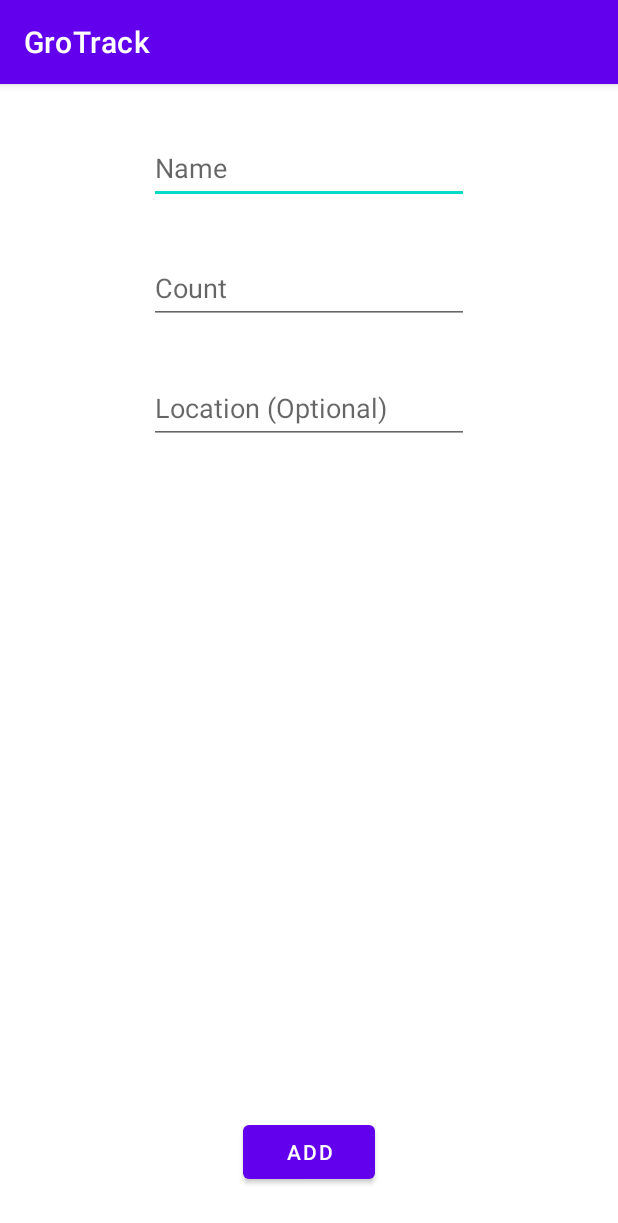
After one commit to Lolization/GroTrack, an Android app: the AddGroceriesActivity screen opened directly, with no data from a screen before it, on a phone screen of 412 x 824 dp. The commit adds this screen. Shown: the top 1223 px of the screen. Run offline under Robolectric (Android 15) with nearby library versions, the phone set to English and light mode, and no system bars.

Commit message:
Basic code working

```diff
--- a/app/src/main/AndroidManifest.xml
+++ b/app/src/main/AndroidManifest.xml
@@ -14,9 +14,11 @@
         android:theme="@style/Theme.GroTrack"
         tools:targetApi="31">
         <activity
+            android:name=".AddGroceriesActivity"
+            android:exported="false" />
+        <activity
             android:name=".MainActivity"
             android:exported="true"
-            android:label="@string/app_name"
             android:theme="@style/Theme.GroTrack.NoActionBar">
             <intent-filter>
                 <action android:name="android.intent.action.MAIN" />
--- /dev/null
+++ b/app/src/main/java/com/termi/grotrack/AddGroceriesActivity.kt
@@ -0,0 +1,46 @@
+package com.termi.grotrack
+
+import android.content.Intent
+import androidx.appcompat.app.AppCompatActivity
+import android.os.Bundle
+import android.widget.Button
+import android.widget.EditText
+import com.google.android.material.snackbar.Snackbar
+
+class AddGroceriesActivity : AppCompatActivity() {
+
+    private lateinit var etName: EditText
+    private lateinit var etCount: EditText
+    private lateinit var etLocation: EditText
+    private lateinit var btnAdd: Button
+
+    override fun onCreate(savedInstanceState: Bundle?) {
+        super.onCreate(savedInstanceState)
+        setContentView(R.layout.activity_add_groceries)
+
+        etName = findViewById(R.id.et_name)
+        etCount = findViewById(R.id.et_count)
+        etLocation = findViewById(R.id.et_location)
+        btnAdd = findViewById(R.id.btn_add)
+
+        btnAdd.setOnClickListener {
+            val name: String = etName.text.toString()
+            val count: Int? = etCount.text.toString().toIntOrNull()
+            val location: String = etLocation.text.toString().ifBlank { "Unknown" }
+
+            if (name.isBlank() || count == null) {
+                Snackbar.make(it, "Missing name or count", Snackbar.LENGTH_LONG).show()
+                return@setOnClickListener
+            }
+
+            val intent = Intent()
+            intent.putExtra("name", name)
+            intent.putExtra("count", count)
+            intent.putExtra("location", location)
+
+//            Toast.makeText(applicationContext, "Adding $name with count $count", Toast.LENGTH_LONG).show()
+            setResult(RESULT_OK, intent)
+            finish()
+        }
+    }
+}
--- /dev/null
+++ b/app/src/main/res/drawable/ic_baseline_add_24.xml
@@ -0,0 +1,5 @@
+<vector android:height="24dp" android:tint="#000000"
+    android:viewportHeight="24" android:viewportWidth="24"
+    android:width="24dp" xmlns:android="http://schemas.android.com/apk/res/android">
+    <path android:fillColor="@android:color/white" android:pathData="M19,13h-6v6h-2v-6H5v-2h6V5h2v6h6v2z"/>
+</vector>
--- /dev/null
+++ b/app/src/main/res/layout/activity_add_groceries.xml
@@ -0,0 +1,57 @@
+<?xml version="1.0" encoding="utf-8"?>
+<androidx.constraintlayout.widget.ConstraintLayout xmlns:android="http://schemas.android.com/apk/res/android"
+    xmlns:app="http://schemas.android.com/apk/res-auto"
+    xmlns:tools="http://schemas.android.com/tools"
+    android:layout_width="match_parent"
+    android:layout_height="match_parent"
+    tools:context=".AddGroceriesActivity">
+
+    <Button
+        android:id="@+id/btn_add"
+        android:layout_width="wrap_content"
+        android:layout_height="wrap_content"
+        android:layout_marginBottom="32dp"
+        android:text="@string/add"
+        app:layout_constraintBottom_toBottomOf="parent"
+        app:layout_constraintEnd_toEndOf="parent"
+        app:layout_constraintStart_toStartOf="parent" />
+
+    <EditText
+        android:id="@+id/et_name"
+        android:layout_width="wrap_content"
+        android:layout_height="wrap_content"
+        android:layout_marginTop="32dp"
+        android:ems="10"
+        android:hint="@string/name"
+        android:inputType="text"
+        android:minHeight="48dp"
+        app:layout_constraintEnd_toEndOf="parent"
+        app:layout_constraintStart_toStartOf="parent"
+        app:layout_constraintTop_toTopOf="parent" />
+
+    <EditText
+        android:id="@+id/et_count"
+        android:layout_width="wrap_content"
+        android:layout_height="wrap_content"
+        android:layout_marginTop="32dp"
+        android:ems="10"
+        android:hint="@string/count"
+        android:inputType="number"
+        android:minHeight="48dp"
+        app:layout_constraintEnd_toEndOf="parent"
+        app:layout_constraintStart_toStartOf="parent"
+        app:layout_constraintTop_toBottomOf="@+id/et_name" />
+
+    <EditText
+        android:id="@+id/et_location"
+        android:layout_width="wrap_content"
+        android:layout_height="wrap_content"
+        android:layout_marginTop="32dp"
+        android:ems="10"
+        android:hint="@string/location"
+        android:inputType="text"
+        android:minHeight="48dp"
+        app:layout_constraintEnd_toEndOf="parent"
+        app:layout_constraintStart_toStartOf="parent"
+        app:layout_constraintTop_toBottomOf="@+id/et_count" />
+</androidx.constraintlayout.widget.ConstraintLayout>
--- a/app/src/main/res/values/strings.xml
+++ b/app/src/main/res/values/strings.xml
@@ -1,5 +1,8 @@
+<?xml version="1.0" encoding="utf-8"?>
 <resources>
+    <string name="add">add</string>
+    <string name="name">Name</string>
+    <string name="count">Count</string>
+    <string name="location">Location (Optional)</string>
     <string name="app_name">GroTrack</string>
-    <string name="tab_text_1">Tab 1</string>
-    <string name="tab_text_2">Tab 2</string>
 </resources>
--- a/build.gradle
+++ b/build.gradle
@@ -1,4 +1,8 @@
-// Top-level build file where you can add configuration options common to all sub-projects/modules.
+buildscript {
+    dependencies {
+        classpath 'com.google.gms:google-services:4.3.15'
+    }
+}// Top-level build file where you can add configuration options common to all sub-projects/modules.
 plugins {
     id 'com.android.application' version '7.2.2' apply false
     id 'com.android.library' version '7.2.2' apply false
```
Also changed, not shown: app/build.gradle (+10 -7 lines), app/src/main/java/com/termi/grotrack/Consts.kt (added, +7 -0 lines), app/src/main/java/com/termi/grotrack/Grocery.kt (added, +7 -0 lines), app/src/main/java/com/termi/grotrack/GroceryAdapter.kt (added, +46 -0 lines), app/src/main/java/com/termi/grotrack/MainActivity.kt (deleted, +0 -36 lines), app/src/main/java/com/termi/grotrack/ui/main/PageViewModel.kt (deleted, +0 -19 lines), app/src/main/java/com/termi/grotrack/ui/main/PlaceholderFragment.kt (deleted, +0 -73 lines), app/src/main/java/com/termi/grotrack/ui/main/SectionsPagerAdapter.kt (deleted, +0 -35 lines), app/src/main/res/layout/activity_main.xml (deleted, +0 -44 lines), app/src/main/res/layout/fragment_main.xml (deleted, +0 -23 lines), app/src/main/res/layout/groceries_list_design.xml (added, +42 -0 lines), 1 other file.
